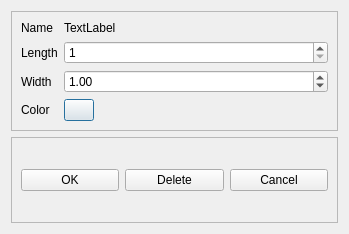
Above: UIFiles/indicatorDetailsDlg.ui from ShubhamMandavkar/TYLiveProjectt-StockAutomationSystem before the change. Below: the same form after it.
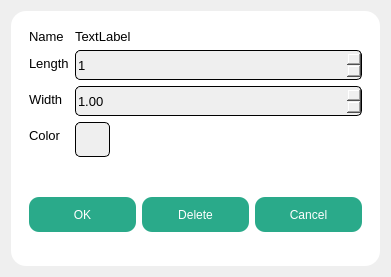
That is the form after the change.

The edit to the form file:
```diff
--- a/UIFiles/indicatorDetailsDlg.ui
+++ b/UIFiles/indicatorDetailsDlg.ui
@@ -6,15 +6,34 @@
    <rect>
     <x>0</x>
     <y>0</y>
-    <width>349</width>
-    <height>234</height>
+    <width>391</width>
+    <height>277</height>
    </rect>
   </property>
   <property name="windowTitle">
    <string>Dialog</string>
   </property>
+  <property name="styleSheet">
+   <string notr="true">background-color: rgb(239, 239, 239);</string>
+  </property>
   <layout class="QVBoxLayout" name="verticalLayout">
    <item>
+    <widget class="QFrame" name="frame_3">
+     <property name="styleSheet">
+      <string notr="true">QFrame{
+	color: rgb(0, 0, 0);
+	border-radius : 15px;
+	background-color:  white;
+}</string>
+     </property>
+     <property name="frameShape">
+      <enum>QFrame::StyledPanel</enum>
+     </property>
+     <property name="frameShadow">
+      <enum>QFrame::Raised</enum>
+     </property>
+     <layout class="QGridLayout" name="gridLayout">
+      <item row="0" column="0">
     <widget class="QFrame" name="frame">
      <property name="frameShape">
       <enum>QFrame::StyledPanel</enum>
@@ -23,8 +42,37 @@
       <enum>QFrame::Raised</enum>
      </property>
      <layout class="QFormLayout" name="formLayout">
+         <item row="0" column="0">
+          <widget class="QLabel" name="lblName">
+           <property name="font">
+            <font>
+             <pointsize>10</pointsize>
+            </font>
+           </property>
+           <property name="text">
+            <string>Name </string>
+           </property>
+          </widget>
+         </item>
+         <item row="0" column="1">
+          <widget class="QLabel" name="lblNameVal">
+           <property name="font">
+            <font>
+             <pointsize>10</pointsize>
+            </font>
+           </property>
+           <property name="text">
+            <string>TextLabel</string>
+           </property>
+          </widget>
+         </item>
       <item row="1" column="0">
        <widget class="QLabel" name="lblLen">
+           <property name="font">
+            <font>
+             <pointsize>10</pointsize>
+            </font>
+           </property>
         <property name="text">
          <string>Length</string>
         </property>
@@ -32,6 +80,25 @@
       </item>
       <item row="1" column="1">
        <widget class="QSpinBox" name="sbLen">
+           <property name="minimumSize">
+            <size>
+             <width>0</width>
+             <height>30</height>
+            </size>
+           </property>
+           <property name="font">
+            <font>
+             <pointsize>10</pointsize>
+            </font>
+           </property>
+           <property name="styleSheet">
+            <string notr="true">QSpinBox{
+	color: rgb(0, 0, 0);
+	background-color: rgb(239, 239, 239);
+	border : 1px solid black;
+	border-radius : 5px;
+}</string>
+           </property>
         <property name="minimum">
          <number>1</number>
         </property>
@@ -42,6 +109,11 @@
       </item>
       <item row="2" column="0">
        <widget class="QLabel" name="lblWidth">
+           <property name="font">
+            <font>
+             <pointsize>10</pointsize>
+            </font>
+           </property>
         <property name="text">
          <string>Width</string>
         </property>
@@ -49,6 +121,25 @@
       </item>
       <item row="2" column="1">
        <widget class="QDoubleSpinBox" name="dsbWidth">
+           <property name="minimumSize">
+            <size>
+             <width>0</width>
+             <height>30</height>
+            </size>
+           </property>
+           <property name="font">
+            <font>
+             <pointsize>10</pointsize>
+            </font>
+           </property>
+           <property name="styleSheet">
+            <string notr="true">QDoubleSpinBox{
+	color: rgb(0, 0, 0);
+	background-color: rgb(239, 239, 239);
+	border : 1px solid black;
+	border-radius : 5px;
+}</string>
+           </property>
         <property name="maximum">
          <double>10.000000000000000</double>
         </property>
@@ -59,6 +150,11 @@
       </item>
       <item row="3" column="0">
        <widget class="QLabel" name="lblColor">
+           <property name="font">
+            <font>
+             <pointsize>10</pointsize>
+            </font>
+           </property>
         <property name="text">
          <string>Color</string>
         </property>
@@ -66,35 +162,35 @@
       </item>
       <item row="3" column="1">
        <widget class="QPushButton" name="btnColor">
+           <property name="minimumSize">
+            <size>
+             <width>0</width>
+             <height>35</height>
+            </size>
+           </property>
         <property name="maximumSize">
          <size>
-          <width>30</width>
+             <width>35</width>
           <height>16777215</height>
          </size>
         </property>
+           <property name="styleSheet">
+            <string notr="true">QPushButton{
+	color: rgb(0, 0, 0);
+	background-color: rgb(239, 239, 239);
+	border : 1px solid black;
+	border-radius : 5px;
+}</string>
+           </property>
         <property name="text">
          <string/>
         </property>
        </widget>
       </item>
-      <item row="0" column="0">
-       <widget class="QLabel" name="lblName">
-        <property name="text">
-         <string>Name </string>
-        </property>
-       </widget>
-      </item>
-      <item row="0" column="1">
-       <widget class="QLabel" name="lblNameVal">
-        <property name="text">
-         <string>TextLabel</string>
-        </property>
-       </widget>
-      </item>
      </layout>
     </widget>
    </item>
-   <item>
+      <item row="1" column="0">
     <widget class="QFrame" name="frame_2">
      <property name="frameShape">
       <enum>QFrame::StyledPanel</enum>
@@ -105,6 +201,25 @@
      <layout class="QHBoxLayout" name="horizontalLayout">
       <item>
        <widget class="QPushButton" name="btnOk">
+           <property name="minimumSize">
+            <size>
+             <width>0</width>
+             <height>35</height>
+            </size>
+           </property>
+           <property name="styleSheet">
+            <string notr="true">QPushButton{
+	background-color: #2AAA8A;
+	color: rgb(255, 255, 255);
+	border-radius : 10px;
+	padding: 5px;	
+}
+
+QPushButton:hover{
+	background-color: rgb(46, 186, 151);
+	color: rgb(0, 0, 0);
+}</string>
+           </property>
         <property name="text">
          <string>OK</string>
         </property>
@@ -112,6 +227,25 @@
       </item>
       <item>
        <widget class="QPushButton" name="btnDelete">
+           <property name="minimumSize">
+            <size>
+             <width>0</width>
+             <height>35</height>
+            </size>
+           </property>
+           <property name="styleSheet">
+            <string notr="true">QPushButton{
+	background-color: #2AAA8A;
+	color: rgb(255, 255, 255);
+	border-radius : 10px;
+	padding: 5px;	
+}
+
+QPushButton:hover{
+	background-color: rgb(46, 186, 151);
+	color: rgb(0, 0, 0);
+}</string>
+           </property>
         <property name="text">
          <string>Delete</string>
         </property>
@@ -119,9 +253,31 @@
       </item>
       <item>
        <widget class="QPushButton" name="btnCancel">
+           <property name="minimumSize">
+            <size>
+             <width>0</width>
+             <height>35</height>
+            </size>
+           </property>
+           <property name="styleSheet">
+            <string notr="true">QPushButton{
+	background-color: #2AAA8A;
+	color: rgb(255, 255, 255);
+	border-radius : 10px;
+	padding: 5px;	
+}
+
+QPushButton:hover{
+	background-color: rgb(46, 186, 151);
+	color: rgb(0, 0, 0);
+}</string>
+           </property>
         <property name="text">
          <string>Cancel</string>
         </property>
+          </widget>
+         </item>
+        </layout>
        </widget>
       </item>
      </layout>
```
Lines whose indentation alone changed are shown as unchanged.
